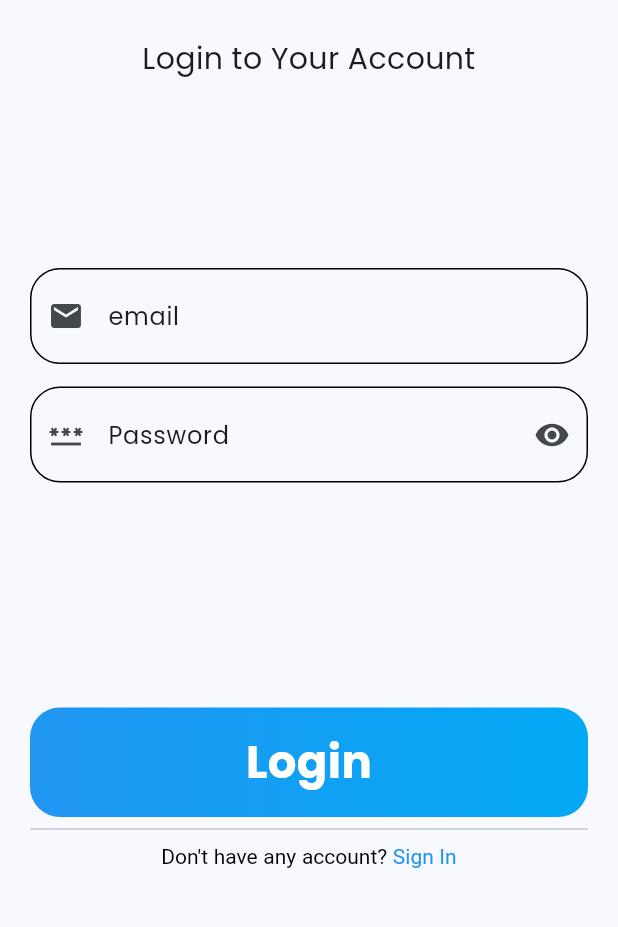
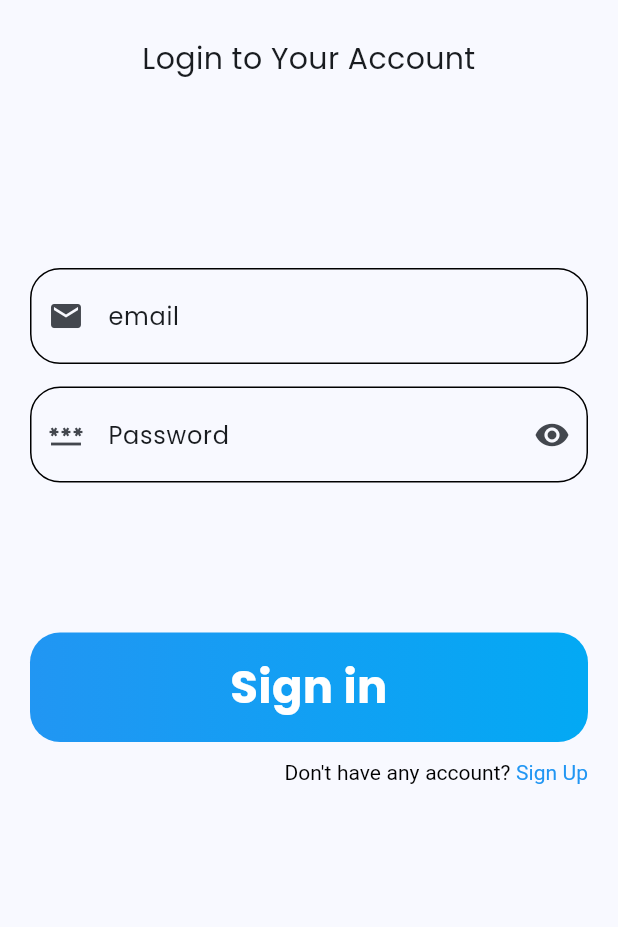
Before and after one commit to RH203/wibu_verse, a Flutter app: the SigninScreen screen opened by its route, on a phone screen of 412 x 824 dp, the part 185-1112 px from its top. Run offline on Flutter 3.47's test engine with Material 3 defaults, Android fonts, the phone set to English and light mode, and no system bars; our stand-ins replace dio, firebase_auth, firebase_core, freezed_annotation, get_it, go_router and 2 more; accounts and stored records are empty; generated files the repository leaves out were written again.

Commit message:
feat: Add sign-in screen with form validation and authentication logic

```diff
--- a/lib/src/auth/view/signin_screen.dart
+++ b/lib/src/auth/view/signin_screen.dart
@@ -1,9 +1,14 @@
+import 'package:firebase_auth/firebase_auth.dart';
 import 'package:flutter/gestures.dart';
 import 'package:flutter/material.dart';
 import 'package:wibu_verse/app_logger.dart';
 import 'package:wibu_verse/core/common/widget/button/app_button.dart';
+import 'package:wibu_verse/core/common/widget/dialogs/dialogs.dart';
 import 'package:wibu_verse/core/common/widget/text_field/app_text_field.dart';
+import 'package:wibu_verse/core/injection/injection.dart';
 import 'package:wibu_verse/core/utils/helper_validator/helper_validator.dart';
+import 'package:go_router/go_router.dart';
+import 'package:wibu_verse/src/auth/controller/auth_controller.dart';
 
 class SigninScreen extends StatefulWidget {
   const SigninScreen({super.key});
@@ -25,9 +30,55 @@ class _SigninScreenState extends State<SigninScreen> {
     super.dispose();
   }
 
+  Future<void> _onTap() async {
+    try {
+      final _authController = AuthController();
+      bool _isAuthValid = _form.currentState!.validate();
+      bool? result;
+
+      AppDialogs.showLoadingDialog(context);
+
+      if (_isAuthValid) {
+        result = await _authController.login(_email.text, _password.text);
+        if (result) {
+          User? _user = getIt<FirebaseAuth>().currentUser;
+          if (mounted) {
+            context.pop();
+            AppDialogs.showMessageDialog(
+                context,
+                "You have successfully logged in. Welcome back! ${_user!.displayName}",
+                "Login Successful",
+                "/home-screen");
+          }
+        } else {
+          if (mounted) {
+            context.pop();
+            AppDialogs.showErrorMessageDialog(
+              context,
+              "The email or password you entered is incorrect. Please try again.",
+              "Login Failed",
+            );
+          }
+        }
+      }
+    } catch (error) {
+      AppLogger.error("Error occured on [Sign up screen]: $error");
+      if (mounted) {
+        context.pop();
+        AppDialogs.showErrorMessageDialog(
+          context,
+          error,
+          "Oops. Something wrong",
+        );
+      }
+    } finally {
+      _email.clear();
+      _password.clear();
+    }
+  }
+
   @override
   Widget build(BuildContext context) {
-    final _bottomInsets = MediaQuery.of(context).viewInsets.bottom;
     return Scaffold(
       resizeToAvoidBottomInset: false,
       appBar: AppBar(
@@ -37,71 +88,28 @@ class _SigninScreenState extends State<SigninScreen> {
         ),
       ),
       body: Padding(
-        padding: EdgeInsets.only(
-          left: 20,
-          top: 20,
-          right: 20,
-          bottom: _bottomInsets + 20,
-        ),
-        child: CustomScrollView(
-          slivers: [
-            _buildTitleSlivers(),
-            _buildFromSlivers(),
-            _buildButtonSlivers(context)
-          ],
+        padding: const EdgeInsets.all(20),
+        child: Center(
+          child: Form(
+            key: _form,
+            child: ListView(
+              children: [
+                // Title
+                _buildTitle(),
+                Container(
+                  margin: const EdgeInsets.symmetric(vertical: 25),
+                  child: const Text(
+                    "Login to Your Account",
+                    textAlign: TextAlign.center,
+                    style: TextStyle(
+                      fontSize: 20,
                     ),
                   ),
-    );
-  }
-
-  SliverPadding _buildButtonSlivers(BuildContext context) {
-    return SliverPadding(
-      padding: const EdgeInsets.symmetric(vertical: 150),
-      sliver: SliverToBoxAdapter(
-        child: Column(
-          children: [
-            AppButton(
-              title: "Login",
-              onTap: () {
-                _form.currentState!.validate();
-                AppLogger.debug("${_form.currentState}");
-              },
                 ),
-            const Divider(),
-            RichText(
-              text: TextSpan(
-                text: "Don\'t have any account? ",
-                style: const TextStyle(color: Colors.black),
-                children: <TextSpan>[
-                  TextSpan(
-                    text: 'Sign In',
-                    style: const TextStyle(color: Colors.blue),
-                    recognizer: TapGestureRecognizer()
-                      ..onTap = () {
-                        ScaffoldMessenger.of(context).showSnackBar(
-                          const SnackBar(
-                            content: Text('TextButton clicked!'),
+                // Form
+                const SizedBox(
+                  height: 100,
                 ),
-                        );
-                      },
-                  ),
-                ],
-              ),
-            )
-          ],
-        ),
-      ),
-    );
-  }
-
-  SliverPadding _buildFromSlivers() {
-    return SliverPadding(
-      padding: const EdgeInsets.only(top: 100),
-      sliver: SliverToBoxAdapter(
-        child: Form(
-          key: _form,
-          child: Column(
-            children: [
                 AppTextField(
                   controller: _email,
                   validator: HelperValidator.validateEmail,
@@ -125,29 +133,36 @@ class _SigninScreenState extends State<SigninScreen> {
                   textCapitalization: TextCapitalization.none,
                   isPassword: true,
                 ),
+                // Button
+                const SizedBox(
+                  height: 100,
+                ),
+                AppButton(
+                  title: "Sign in",
+                  onTap: _onTap,
+                ),
+                Padding(
+                  padding: const EdgeInsets.only(top: 10),
+                  child: RichText(
+                    textAlign: TextAlign.end,
+                    text: TextSpan(
+                      text: "Don\'t have any account? ",
+                      style: const TextStyle(color: Colors.black),
+                      children: <TextSpan>[
+                        TextSpan(
+                          text: 'Sign Up',
+                          style: const TextStyle(color: Colors.blue),
+                          recognizer: TapGestureRecognizer()
+                            ..onTap = () => context.go('/sign-up'),
+                        ),
+                      ],
+                    ),
+                  ),
+                )
               ],
             ),
           ),
         ),
-    );
-  }
-
-  SliverToBoxAdapter _buildTitleSlivers() {
-    return SliverToBoxAdapter(
-      child: Column(
-        children: [
-          _buildTitle(),
-          Container(
-            margin: const EdgeInsets.symmetric(vertical: 25),
-            child: const Text(
-              "Login to Your Account",
-              textAlign: TextAlign.center,
-              style: TextStyle(
-                fontSize: 20,
-              ),
-            ),
-          ),
-        ],
       ),
     );
   }
```
Lines whose indentation alone changed are shown as unchanged.
